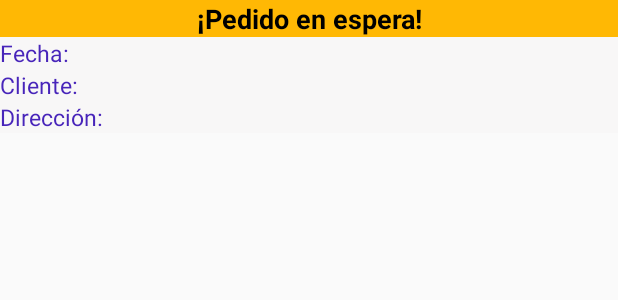
After one commit to RYuste/BaKKe, an Android app: the layout row.xml on its own in the app's theme, with its tools: preview values and no code run, on a phone screen of 412 x 824 dp. The commit adds this screen. Shown: the top 300 px of the screen. Run offline under Robolectric (Android 15) with nearby library versions, the phone set to English and light mode, and no system bars.

Commit message:
Creación de la Base de Datos, Repositorio y el RecyclerView para mostrar los pedidos

```diff
--- /dev/null
+++ b/app/src/main/res/layout/row.xml
@@ -0,0 +1,94 @@
+<?xml version="1.0" encoding="utf-8"?>
+<LinearLayout xmlns:android="http://schemas.android.com/apk/res/android"
+    xmlns:tools="http://schemas.android.com/tools"
+    android:layout_width="match_parent"
+    android:layout_height="wrap_content"
+    android:orientation="vertical">
+
+    <TextView
+        android:id="@+id/TextView_enunciado"
+        android:layout_width="match_parent"
+        android:layout_height="wrap_content"
+        android:background="#FFB804"
+        android:gravity="center"
+        android:text="¡Pedido en espera!"
+        android:textColor="#000000"
+        android:textSize="18sp"
+        android:textStyle="bold" />
+
+    <LinearLayout
+        android:layout_width="match_parent"
+        android:layout_height="match_parent"
+        android:background="#F8F7F7"
+        android:orientation="horizontal">
+
+        <TextView
+            android:id="@+id/TextView_fech"
+            android:layout_width="wrap_content"
+            android:layout_height="wrap_content"
+            android:layout_weight="0"
+            android:text="Fecha: "
+            android:textColor="#4825ba"
+            android:textSize="15sp" />
+
+        <TextView
+            android:id="@+id/TextView_fecha"
+            android:layout_width="wrap_content"
+            android:layout_height="wrap_content"
+            android:textColor="#000000"
+            android:textSize="15sp" />
+    </LinearLayout>
+
+    <LinearLayout
+        android:layout_width="match_parent"
+        android:layout_height="match_parent"
+        android:background="#F8F7F7"
+        android:orientation="horizontal">
+
+        <TextView
+            android:id="@+id/TextView_nom"
+            android:layout_width="wrap_content"
+            android:layout_height="wrap_content"
+            android:layout_weight="0"
+            android:text="Cliente: "
+            android:textColor="#4825ba"
+            android:textSize="15sp" />
+
+        <TextView
+            android:id="@+id/TextView_nombre"
+            android:layout_width="wrap_content"
+            android:layout_height="wrap_content"
+            android:textColor="#000000"
+            android:textSize="15sp" />
+    </LinearLayout>
+
+    <LinearLayout
+        android:layout_width="match_parent"
+        android:layout_height="match_parent"
+        android:background="#F8F7F7"
+        android:orientation="horizontal">
+
+        <TextView
+            android:id="@+id/TextView_dir"
+            android:layout_width="wrap_content"
+            android:layout_height="wrap_content"
+            android:layout_weight="0"
+            android:text="Dirección: "
+            android:textColor="#4825ba"
+            android:textSize="15sp" />
+
+        <TextView
+            android:id="@+id/TextView_direccion"
+            android:layout_width="wrap_content"
+            android:layout_height="wrap_content"
+            android:textColor="#000000"
+            android:textSize="15sp" />
+
+    </LinearLayout>
+
+    <TextView
+        android:id="@+id/TextView_vacio"
+        android:layout_width="wrap_content"
+        android:layout_height="wrap_content" />
+
+</LinearLayout>
--- a/build.gradle
+++ b/build.gradle
@@ -7,7 +7,7 @@ buildscript {
 
     }
     dependencies {
-        classpath 'com.android.tools.build:gradle:3.3.2'
+        classpath 'com.android.tools.build:gradle:3.4.0'
 
         // NOTE: Do not place your application dependencies here; they belong
         // in the individual module build.gradle files
```
Also changed, not shown: app/src/main/java/com/appquiz/bakke/Constants.java (added, +11 -0 lines), app/src/main/java/com/appquiz/bakke/DataBase.java (added, +39 -0 lines), app/src/main/java/com/appquiz/bakke/MainActivity.java (+103 -0 lines), app/src/main/java/com/appquiz/bakke/Pedido.java (added, +67 -0 lines), app/src/main/java/com/appquiz/bakke/PedidosAdapter.java (added, +109 -0 lines), app/src/main/java/com/appquiz/bakke/Repositorio.java (added, +159 -0 lines), app/src/main/res/layout/activity_main.xml (+9 -9 lines), gradle/wrapper/gradle-wrapper.properties.
